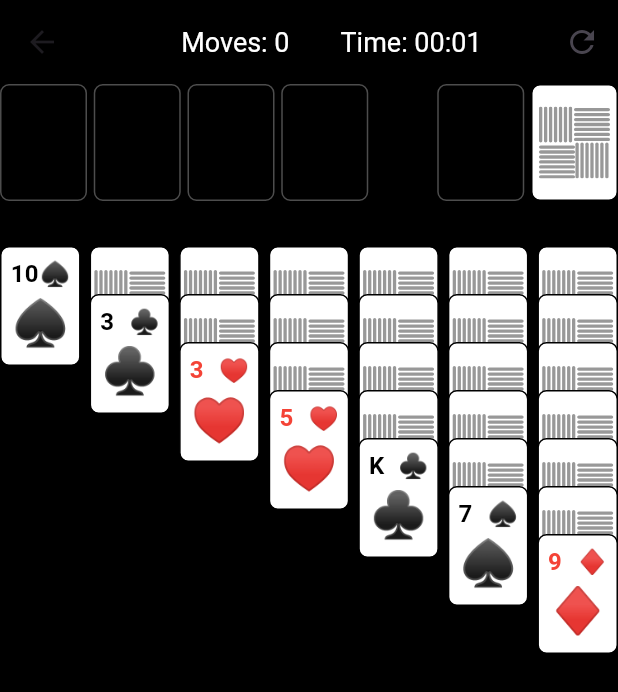
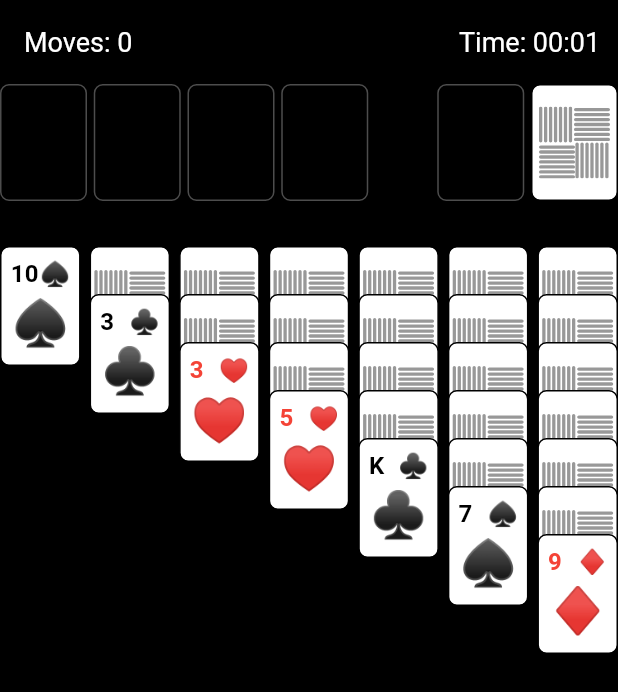
Before and after one commit to Illogicalll/solace, a Flutter app: the PlayPage screen opened directly, on a phone screen of 412 x 824 dp. Shown: the top 692 px of the screen. Run offline on Flutter 3.47's test engine with Material 3 defaults, Android fonts, the phone set to English and light mode, and no system bars; our stand-ins replace flutter_svg, shared_preferences; accounts and stored records are empty.

Commit message:
simplify play screen appbar

```diff
--- a/lib/play.dart
+++ b/lib/play.dart
@@ -184,21 +184,22 @@ class _PlayPageState extends State<PlayPage> with WidgetsBindingObserver {
     return Scaffold(
       backgroundColor: Colors.black,
       appBar: AppBar(
+        automaticallyImplyLeading: false, // Remove back button
         title: Row(
-          mainAxisAlignment: MainAxisAlignment.center,
+          mainAxisAlignment: MainAxisAlignment.spaceBetween,
           children: [
             SizedBox(
               width: 90,
               child: Text(
                 'Moves: $_moveCount',
-                textAlign: TextAlign.right,
+                textAlign: TextAlign.left,
                 style: const TextStyle(
                   fontSize: 18,
                   color: Colors.white,
+                  overflow: TextOverflow.visible
                 ),
               ),
             ),
-            const SizedBox(width: 34),
             SizedBox(
               width: 90,
               child: Text(
@@ -214,13 +215,7 @@ class _PlayPageState extends State<PlayPage> with WidgetsBindingObserver {
           ],
         ),
         centerTitle: true,
-        backgroundColor: Colors.black,
-        actions: [
-          IconButton(
-            icon: const Icon(Icons.refresh),
-            onPressed: _resetGame,
-          )
-        ],
+        backgroundColor: Colors.black
       ),
       body: Column(
         children: [
```
